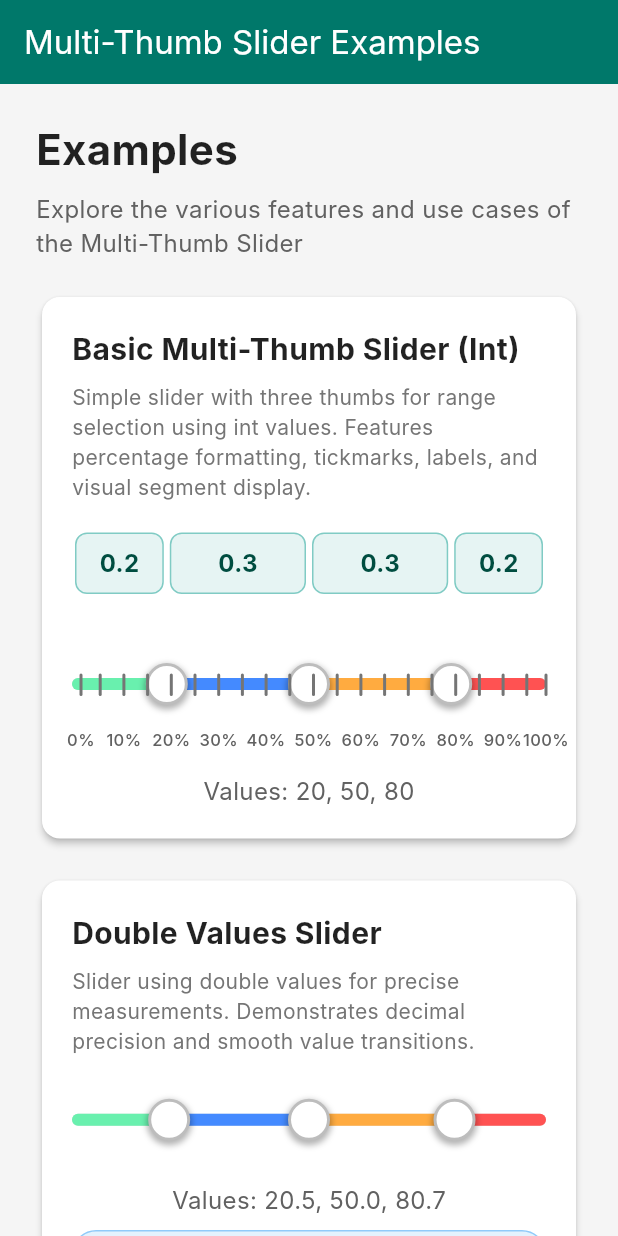
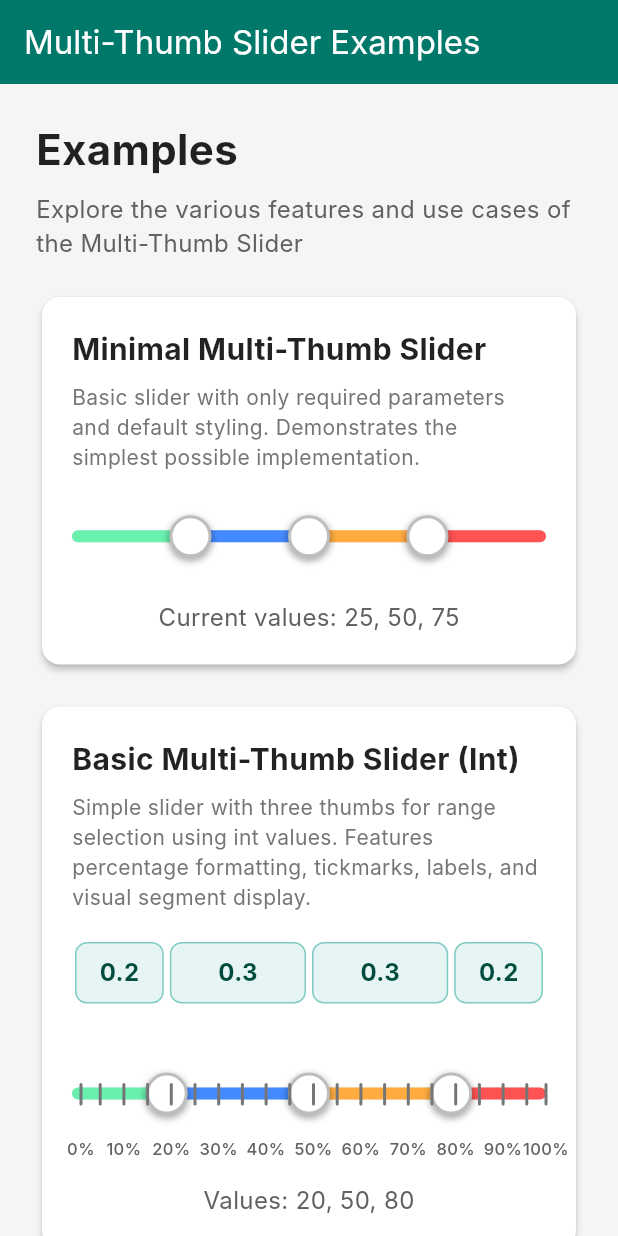
Before and after one commit to Protoss78/multi_thumb_slider, a Flutter app: the screen it shows after launch, on a phone screen of 412 x 824 dp. Run offline on Flutter 3.47's test engine with Material 3 defaults, Android fonts, the light colour scheme and no system bars; Roboto replaces fonts that are missing (Inter).

Commit message:
Added minimal example

````diff
--- a/example/lib/main.dart
+++ b/example/lib/main.dart
@@ -121,6 +121,13 @@ class _ExamplesScreenState extends State<ExamplesScreen> {
   List<Map<String, dynamic>> _getExampleData() {
     return [
       {
+        'title': 'Minimal Multi-Thumb Slider',
+        'description':
+            'Basic slider with only required parameters and default styling. '
+            'Demonstrates the simplest possible implementation.',
+        'widget': const MinimalExampleWidget(),
+      },
+      {
         'title': 'Basic Multi-Thumb Slider (Int)',
         'description':
             'Simple slider with three thumbs for range selection using int values. '
--- a/example/lib/widgets/examples/examples.dart
+++ b/example/lib/widgets/examples/examples.dart
@@ -11,3 +11,4 @@ export 'price_range_example_widget.dart';
 export 'weight_class_example_widget.dart';
 export 'custom_styling_example_widget.dart';
 export 'read_only_example_widget.dart';
+export 'minimal_example_widget.dart';
--- /dev/null
+++ b/example/lib/widgets/examples/minimal_example_widget.dart
@@ -0,0 +1,82 @@
+import 'package:flutter/material.dart';
+import 'package:multi_thumb_slider/multi_thumb_slider.dart';
+import '../../constants/app_constants.dart';
+
+/// Minimal multi-thumb slider example using only required parameters
+///
+/// This widget demonstrates the most basic usage of the multi-thumb slider
+/// with default styling and behavior. Only the essential parameters are provided:
+///
+/// **Required Parameters:**
+/// - `values`: List of initial thumb positions [25, 50, 75]
+/// - `min`: Minimum slider value (0)
+/// - `max`: Maximum slider value (100)
+/// - `onChanged`: Callback function for value changes
+///
+/// **Default Values Used:**
+/// - Height: 45.0 (from SliderConstants.defaultHeight)
+/// - Track color: Light gray (from SliderConstants.defaultTrackColor)
+/// - Range colors: [green, blue, orange, red] (from SliderConstants.defaultRangeColors)
+/// - Thumb color: White (from SliderConstants.defaultThumbColor)
+/// - Thumb radius: 14.0 (from SliderConstants.defaultThumbRadius)
+/// - Read-only: false
+/// - Show tickmarks: false
+/// - Show tooltip: false
+///
+/// **Use Case:** Perfect for developers who want to get started quickly
+/// with minimal configuration while still having a fully functional slider.
+///
+/// **Code Example:**
+/// ```dart
+/// CustomMultiThumbSlider<int>(
+///   values: [25, 50, 75],
+///   min: 0,
+///   max: 100,
+///   onChanged: (newValues) {
+///     setState(() {
+///       _values = newValues;
+///     });
+///   },
+/// )
+/// ```
+class MinimalExampleWidget extends StatefulWidget {
+  const MinimalExampleWidget({super.key});
+
+  @override
+  State<MinimalExampleWidget> createState() => _MinimalExampleWidgetState();
+}
+
+class _MinimalExampleWidgetState extends State<MinimalExampleWidget> {
+  List<int> _values = [25, 50, 75];
+
+  @override
+  Widget build(BuildContext context) {
+    return Column(
+      children: [
+        _buildSlider(),
+        const SizedBox(height: AppConstants.largeSpacing),
+        _buildValueDisplay(),
+      ],
+    );
+  }
+
+  /// Builds the main slider widget with minimal configuration
+  Widget _buildSlider() {
+    return CustomMultiThumbSlider<int>(values: _values, min: 0, max: 100, onChanged: _handleValueChange);
+  }
+
+  /// Builds the current values display
+  Widget _buildValueDisplay() {
+    return Text(
+      'Current values: ${_values.join(", ")}',
+      style: TextStyle(fontSize: AppConstants.bodyFontSize, color: AppConstants.textSecondaryColor),
+    );
+  }
+
+  /// Handles slider value changes
+  void _handleValueChange(List<int> newValues) {
+    setState(() {
+      _values = newValues;
+    });
+  }
+}
````
Also changed, not shown: 2 other files.
